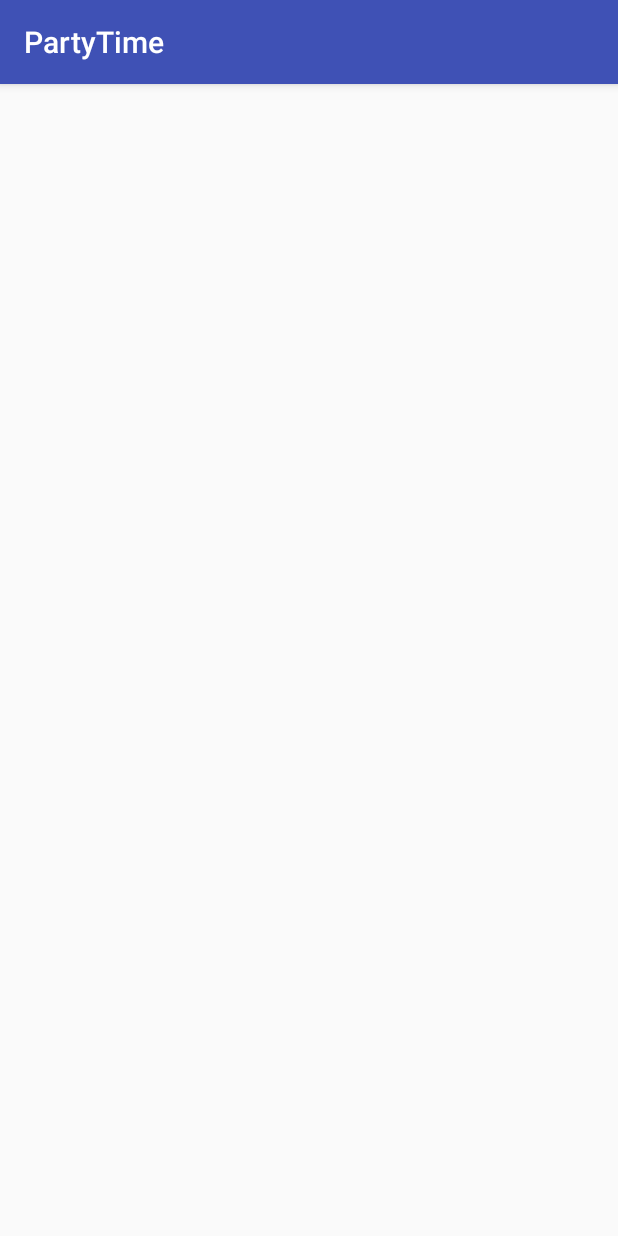
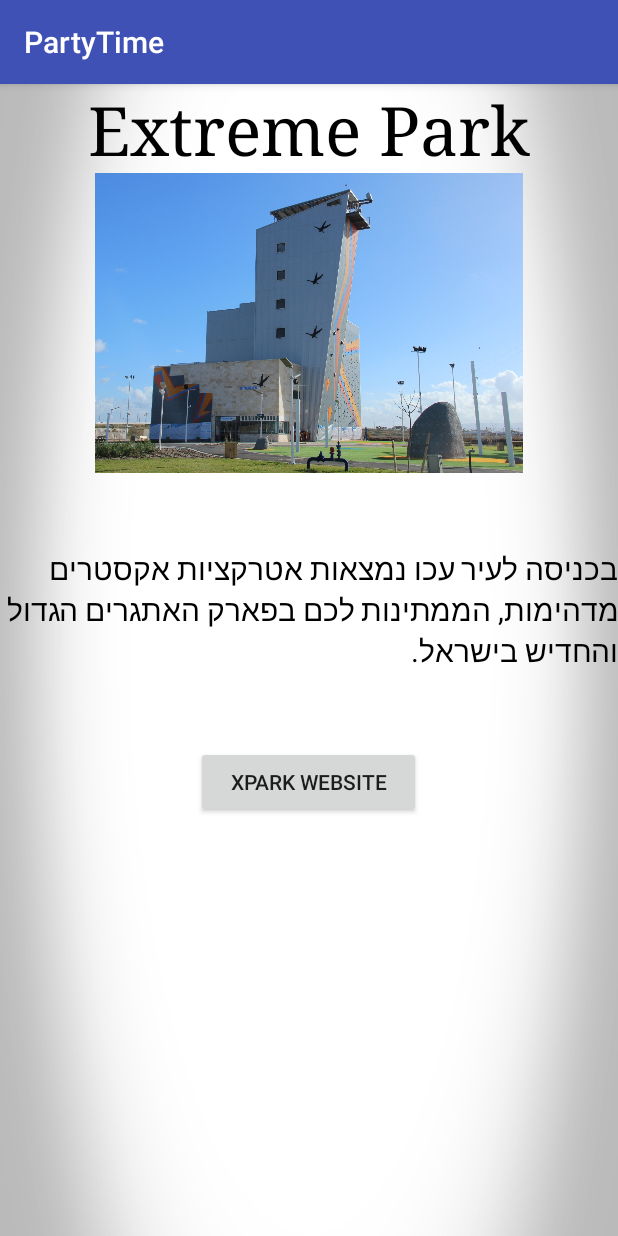
Before and after one commit to mhab323/PartyTime2, an Android app: the Xpark screen opened directly, with no data from a screen before it, on a phone screen of 412 x 824 dp. Run offline under Robolectric (Android 15) with nearby library versions, the phone set to English and light mode, and no system bars.

Commit message:
url button

```diff
--- a/app/src/main/AndroidManifest.xml
+++ b/app/src/main/AndroidManifest.xml
@@ -9,7 +9,7 @@
         android:roundIcon="@mipmap/ic_launcher_round"
         android:supportsRtl="true"
         android:theme="@style/AppTheme">
-        <activity android:name=".Places">
+        <activity android:name=".Ijump">
             <intent-filter>
                 <action android:name="android.intent.action.MAIN" />
 
@@ -30,7 +30,7 @@
         <activity android:name=".BdList" />
         <activity android:name=".NewBDActivity" />
         <activity android:name=".BirthdayPlaces" />
-        <activity android:name=".Ijump" />
+        <activity android:name=".Places" />
         <activity android:name=".Xpark" />
         <activity android:name=".Cinema" />
         <activity android:name=".Bowling"></activity>
--- a/app/src/main/java/com/example/user/partytime/Xpark.java
+++ b/app/src/main/java/com/example/user/partytime/Xpark.java
@@ -1,13 +1,43 @@
 package com.example.user.partytime;
 
+import android.content.Intent;
+import android.net.Uri;
 import android.support.v7.app.AppCompatActivity;
 import android.os.Bundle;
+import android.view.View;
+import android.widget.Button;
+import android.widget.ImageView;
+import android.widget.TextView;
 
-public class Xpark extends AppCompatActivity {
+public class Xpark extends AppCompatActivity implements View.OnClickListener {
+    TextView tvXpark,textView4;
+
+    ImageView imageView4;
+
+    Button btUrl2;
 
     @Override
     protected void onCreate(Bundle savedInstanceState) {
         super.onCreate(savedInstanceState);
         setContentView(R.layout.activity_xpark);
+
+        tvXpark = findViewById(R.id.tvXpark);
+        textView4 = findViewById(R.id.textView4);
+
+        imageView4 = findViewById(R.id.imageView4);
+
+        btUrl2 = findViewById(R.id.btUrl2);
+        btUrl2.setOnClickListener(this);
+    }
+
+    @Override
+    public void onClick(View v) {
+        if(v == btUrl2){
+            String url = "https://www.pex.co.il/";
+            Intent intent = new Intent(Intent.ACTION_VIEW);
+            intent.setData(Uri.parse(url));
+            startActivity(intent);
+        }
+
     }
 }
--- a/app/src/main/res/layout/activity_xpark.xml
+++ b/app/src/main/res/layout/activity_xpark.xml
@@ -1,9 +1,49 @@
 <?xml version="1.0" encoding="utf-8"?>
-<android.support.constraint.ConstraintLayout xmlns:android="http://schemas.android.com/apk/res/android"
+<LinearLayout xmlns:android="http://schemas.android.com/apk/res/android"
     xmlns:app="http://schemas.android.com/apk/res-auto"
     xmlns:tools="http://schemas.android.com/tools"
     android:layout_width="match_parent"
     android:layout_height="match_parent"
+    android:orientation="vertical"
+    android:background="@drawable/bg10"
     tools:context=".Xpark">
 
-</android.support.constraint.ConstraintLayout>
+    <TextView
+        android:id="@+id/tvXpark"
+        android:layout_width="match_parent"
+        android:layout_height="wrap_content"
+        android:fontFamily="serif"
+        android:text="Extreme Park"
+        android:textAlignment="center"
+        android:textColor="#000000"
+        android:textSize="45sp" />
+
+    <ImageView
+        android:id="@+id/imageView4"
+        android:layout_width="match_parent"
+        android:layout_height="200dp"
+        app:srcCompat="@drawable/xpark" />
+
+    <Space
+        android:layout_width="match_parent"
+        android:layout_height="50dp" />
+
+    <TextView
+        android:id="@+id/textView4"
+        android:layout_width="match_parent"
+        android:layout_height="wrap_content"
+        android:text="בכניסה לעיר עכו נמצאות אטרקציות אקסטרים מדהימות, הממתינות לכם בפארק האתגרים הגדול והחדיש בישראל."
+        android:textColor="#000000"
+        android:textSize="20sp" />
+
+    <Space
+        android:layout_width="match_parent"
+        android:layout_height="50dp" />
+
+    <Button
+        android:id="@+id/btUrl2"
+        android:layout_width="150dp"
+        android:layout_height="wrap_content"
+        android:layout_gravity="center"
+        android:text="Xpark website" />
+</LinearLayout>
```
Also changed, not shown: app/src/main/java/com/example/user/partytime/Ijump.java (+35 -1 lines), app/src/main/res/layout/activity_ijump.xml (+44 -2 lines), app/src/main/res/drawable/bg10.jpg (added).
